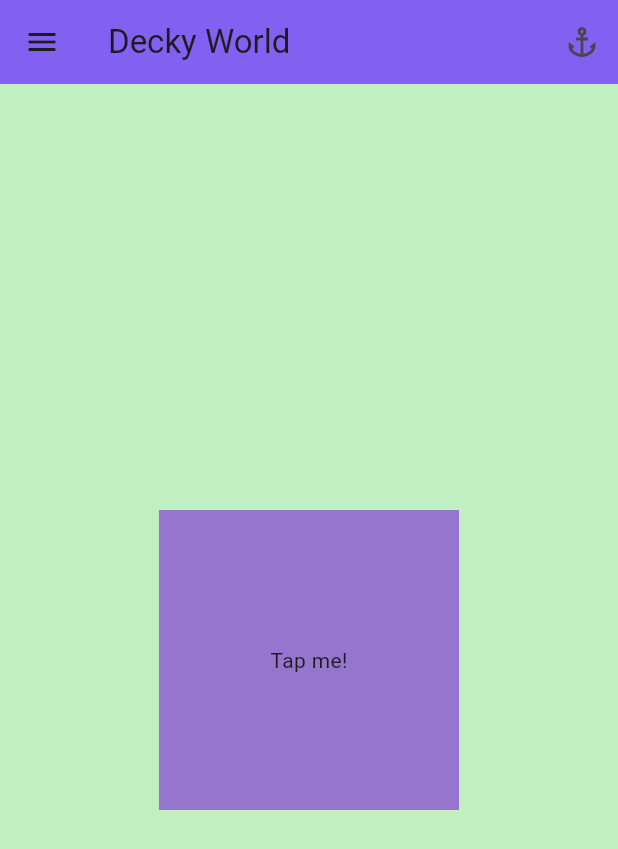
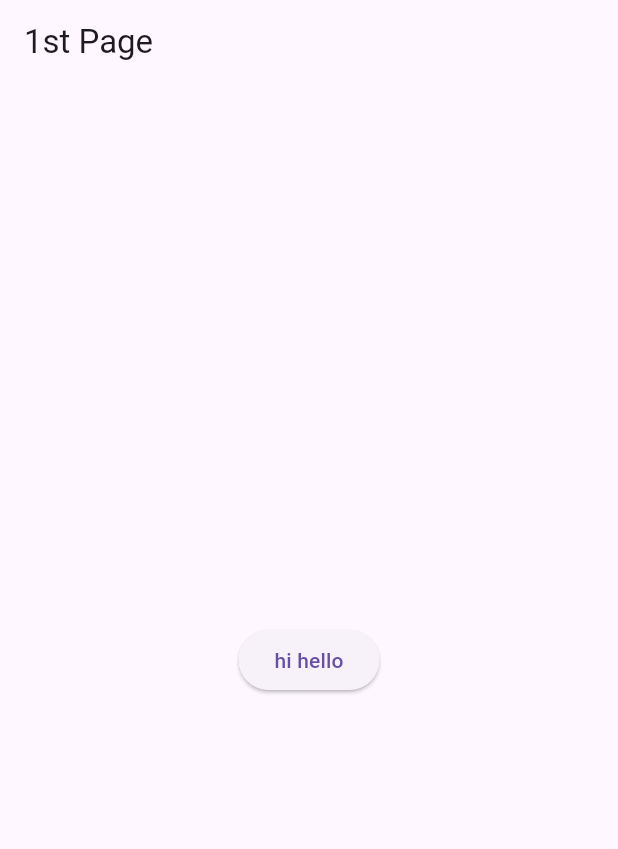
Before and after one commit to KatrinaHuberJuma/learning-flutter, a Flutter app: the screen it shows after launch, on a phone screen of 412 x 824 dp. Shown: the top 849 px of the screen. Run offline on Flutter 3.47's test engine with Material 3 defaults, Android fonts, the phone set to English and light mode, and no system bars.

Commit message:
new files! a button that goes

```diff
--- a/lib/main.dart
+++ b/lib/main.dart
@@ -1,47 +1,19 @@
 import 'package:flutter/material.dart';
+import 'package:flutter_application_1/pages/first_page.dart';
 
 void main() {
-  runApp( MyApp());
+  runApp( const MyApp());
 }
 
 class MyApp extends StatelessWidget {
-  List names = ["Decky", "Ash", "Nugget", "Sparkles", "Blue", "Paco", "Mochi"]; // non-const before const!
-  MyApp({super.key});
-
-  void userTappedContainer() {
-    print("user tapped the container");
-  }
+  const MyApp({super.key});
 
   @override
   Widget build(BuildContext context) {
-    return MaterialApp(
+    return const MaterialApp(
       debugShowCheckedModeBanner: false,
       title: 'Decky World',
-      home: Scaffold(
-        backgroundColor: Color.fromARGB(255, 193, 239, 193),
-        appBar: AppBar(
-          title: const Text('Decky World'),
-          backgroundColor: Color.fromARGB(255, 130, 97, 240),
-          leading: Icon(Icons.menu),
-          actions: [
-            IconButton(
-              onPressed: (){},
-              icon: Icon(Icons.anchor),
-              ),
-          ]
-        ),
-        body: Center(
-          child: GestureDetector(
-            onTap: userTappedContainer,
-            child: Container(
-              height: 200,
-              width: 200,
-              color: Colors.deepPurple[300],
-              child: Center( child: Text("Tap me!"))
-            ),
-          ),
-        )
-      ),
+      home: FirstPage(),
     );
 
   }
--- /dev/null
+++ b/lib/pages/first_page.dart
@@ -0,0 +1,24 @@
+import 'package:flutter/material.dart';
+import 'package:flutter_application_1/pages/second_page.dart';
+
+class FirstPage extends StatelessWidget{
+  const FirstPage({super.key});
+
+  @override
+  Widget build(BuildContext context) {
+    return Scaffold(
+      appBar: AppBar(title: Text("1st Page")),
+      body: Center(
+        child: ElevatedButton(
+          child: Text("hi hello"),
+          onPressed: () {
+            print("hi hi hello");
+            Navigator.push(context, MaterialPageRoute(builder: (context) => SecondPage(),
+            ),
+            );
+          },
+        ),
+        )
+    );
+  }
+}
```
Also changed, not shown: lib/pages/second_page.dart (added, +20 -0 lines).
